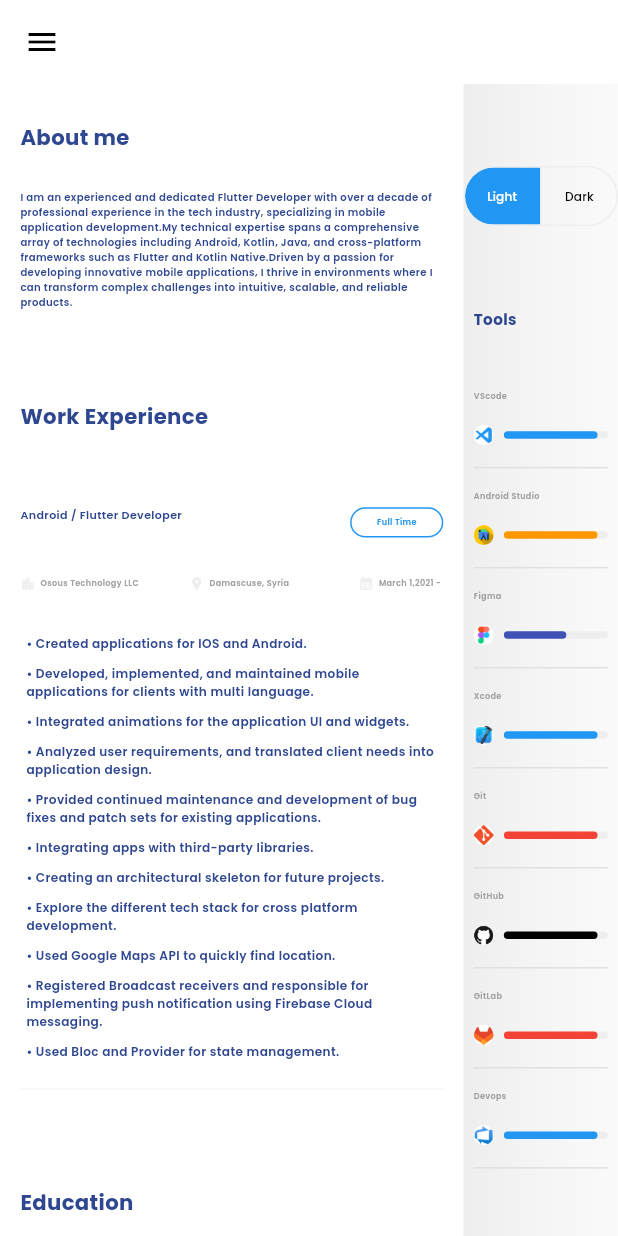
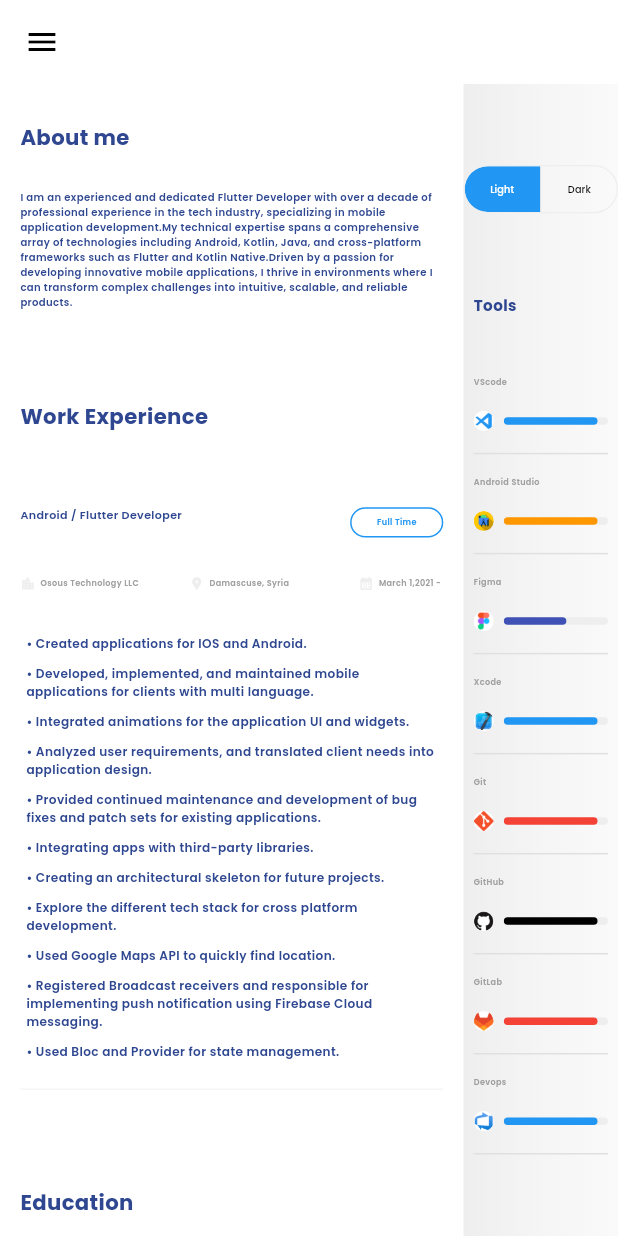
Before and after one commit to AliDeeb/my-portfolio, a Flutter app: the screen it shows after launch, on a phone screen of 412 x 824 dp. Run offline on Flutter 3.47's test engine with Material 3 defaults, Android fonts, the phone set to English and light mode, and no system bars; drawn by our look-alikes of flutter_animation_progress_bar; our stand-ins replace flutter_screenutil, google_fonts; missing offline and left inert: dart:js.

Commit message:
fix theme switcher.

```diff
--- a/lib/screens/widgets/theme_switcher.dart
+++ b/lib/screens/widgets/theme_switcher.dart
@@ -6,7 +6,7 @@ import '../../core/constants/app_colors.dart';
 import '../../core/providers/theme_provider.dart';
 
 class ThemeSwitcher extends StatefulWidget {
-  const ThemeSwitcher({super.key,this.isMobile = false});
+  const ThemeSwitcher({super.key, this.isMobile = false});
   final bool isMobile;
 
   @override
@@ -18,7 +18,8 @@ class _ThemeSwitcherState extends State<ThemeSwitcher> {
   Widget build(BuildContext context) {
     context.select<ThemeProvider, ThemeMode>((p) => p.currentTheme);
 
-    return SegmentedButton<ThemeMode>(
+    return FittedBox(
+      child: SegmentedButton<ThemeMode>(
         showSelectedIcon: false,
         style: ButtonStyle(
           foregroundColor: MaterialStateProperty.resolveWith<Color>(
@@ -26,7 +27,8 @@ class _ThemeSwitcherState extends State<ThemeSwitcher> {
               if (states.contains(MaterialState.selected)) {
                 return Colors.white;
               }
-            return context.read<ThemeProvider>().currentTheme == ThemeMode.light
+              return context.read<ThemeProvider>().currentTheme ==
+                      ThemeMode.light
                   ? Colors.black
                   : Colors.white;
             },
@@ -48,17 +50,20 @@ class _ThemeSwitcherState extends State<ThemeSwitcher> {
         segments: [
           ButtonSegment(
             value: ThemeMode.light,
-          label: Text("Light", style: TextThemeStyles.labelMedium),
+            label: FittedBox(
+                child: Text("Light", style: TextThemeStyles.labelMedium)),
           ),
           ButtonSegment(
             value: ThemeMode.dark,
-          label: Text("Dark", style: TextThemeStyles.labelMedium),
+            label: FittedBox(
+                child: Text("Dark", style: TextThemeStyles.labelMedium)),
           ),
         ],
         selected: {context.read<ThemeProvider>().currentTheme},
         onSelectionChanged: (data) {
           context.read<ThemeProvider>().currentTheme = data.first;
         },
+      ),
     );
   }
 }
```
Lines whose indentation alone changed are shown as unchanged.
